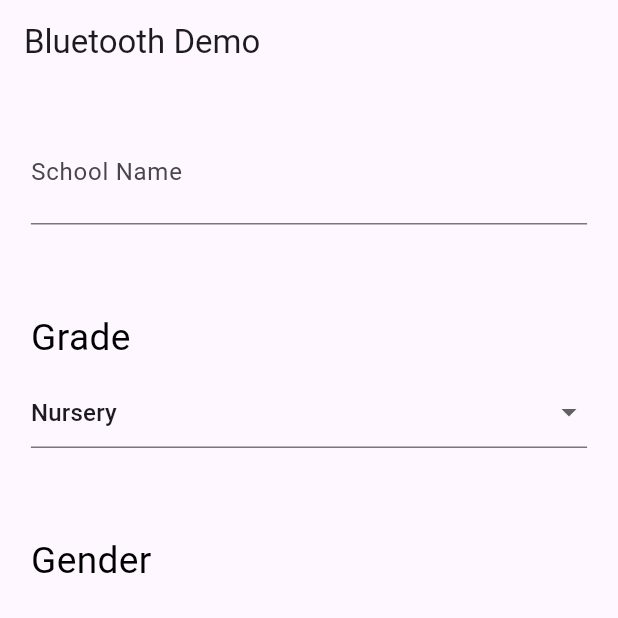
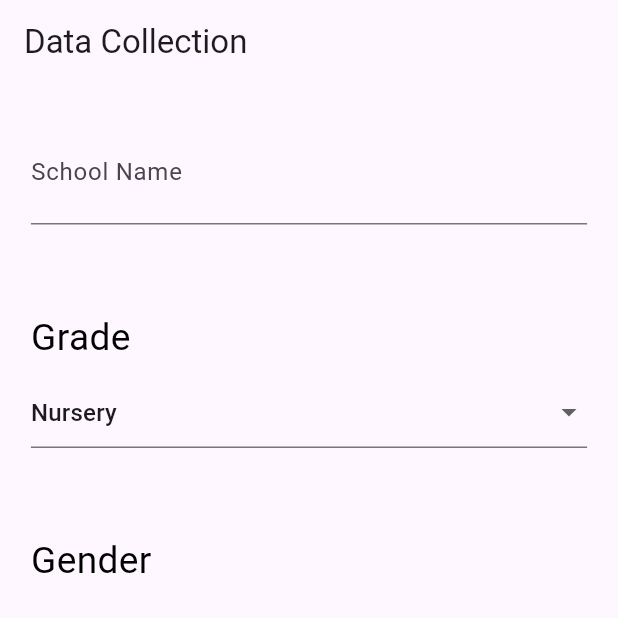
Before and after one commit to namayjindal/data_collection_app_with_peaks, a Flutter app: the screen it shows after launch, on a phone screen of 412 x 824 dp, the top half of it. Run offline on Flutter 3.47's test engine with Material 3 defaults, Android fonts, the light colour scheme and no system bars; our stand-ins replace csv, firebase_core, firebase_storage, flutter_blue_plus, permission_handler, shared_preferences; accounts and stored records are empty.

Commit message:
Changed title

```diff
--- a/lib/home.dart
+++ b/lib/home.dart
@@ -174,7 +174,7 @@ class _HomeScreenState extends State<HomeScreen> {
 
     return Scaffold(
       appBar: AppBar(
-        title: const Text('Bluetooth Demo'),
+        title: const Text('Data Collection'),
       ),
       body: Padding(
         padding: EdgeInsets.symmetric(
```
